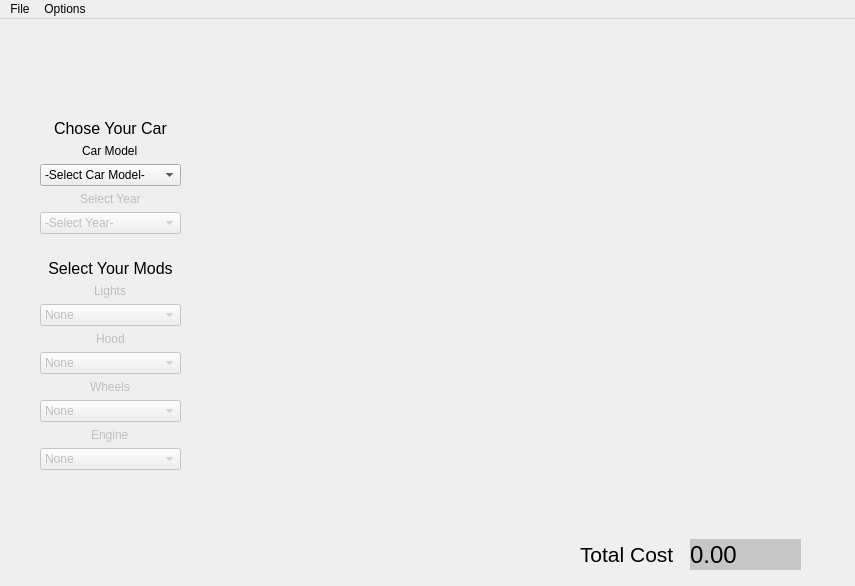
NabiNee/CarModApp, file CarModSoftware/projects.ui: the form before one commit.
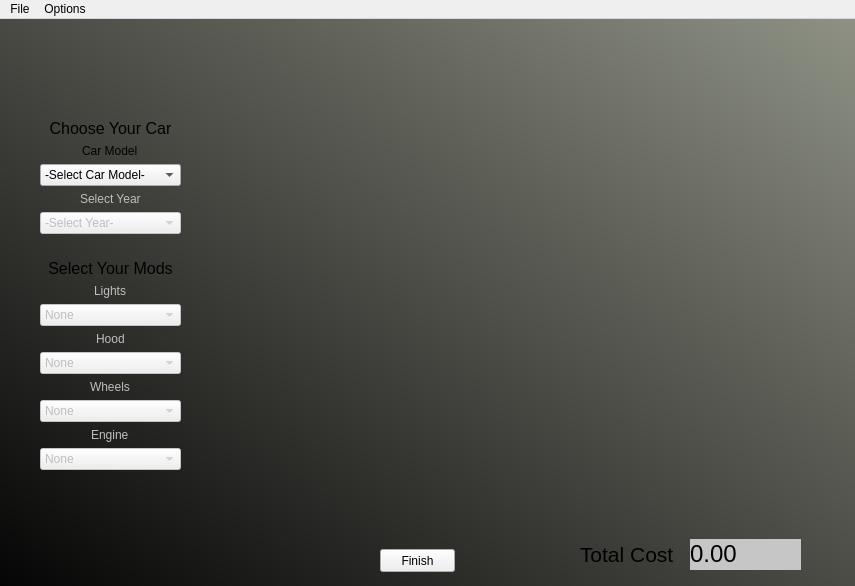
The form after the commit. Icons and pictures are not drawn.

Diff of the .ui file:
```diff
--- a/CarModSoftware/projects.ui
+++ b/CarModSoftware/projects.ui
@@ -26,7 +26,9 @@
    <string>MainWindow</string>
   </property>
   <property name="styleSheet">
-   <string notr="true"/>
+   <string notr="true">QMainWindow{
+background-color: qlineargradient(spread:pad, x1:0, y1:1, x2:1, y2:0, stop:0 rgba(5, 5, 5, 255), stop:1 rgba(144, 147, 134, 255));
+}</string>
   </property>
   <property name="tabShape">
    <enum>QTabWidget::Rounded</enum>
@@ -53,7 +55,7 @@
        <item>
         <widget class="QLabel" name="label_7">
          <property name="text">
-          <string>&lt;html&gt;&lt;head/&gt;&lt;body&gt;&lt;p align=&quot;center&quot;&gt;&lt;span style=&quot; font-size:12pt;&quot;&gt;Chose Your Car&lt;/span&gt;&lt;/p&gt;&lt;/body&gt;&lt;/html&gt;</string>
+          <string>&lt;html&gt;&lt;head/&gt;&lt;body&gt;&lt;p align=&quot;center&quot;&gt;&lt;span style=&quot; font-size:12pt;&quot;&gt;Choose Your Car&lt;/span&gt;&lt;/p&gt;&lt;/body&gt;&lt;/html&gt;</string>
          </property>
         </widget>
        </item>
@@ -306,6 +308,9 @@
     </property>
    </widget>
    <widget class="QLabel" name="calcDisplay">
+    <property name="enabled">
+     <bool>true</bool>
+    </property>
     <property name="geometry">
      <rect>
       <x>690</x>
@@ -327,6 +332,41 @@
     <property name="text">
      <string>0.00</string>
     </property>
+    <property name="textInteractionFlags">
+     <set>Qt::LinksAccessibleByMouse|Qt::TextSelectableByMouse</set>
+    </property>
+   </widget>
+   <widget class="QPushButton" name="finishButton">
+    <property name="geometry">
+     <rect>
+      <x>380</x>
+      <y>530</y>
+      <width>75</width>
+      <height>23</height>
+     </rect>
+    </property>
+    <property name="text">
+     <string>Finish</string>
+    </property>
+   </widget>
+   <widget class="QLabel" name="label_9">
+    <property name="geometry">
+     <rect>
+      <x>220</x>
+      <y>40</y>
+      <width>611</width>
+      <height>471</height>
+     </rect>
+    </property>
+    <property name="text">
+     <string/>
+    </property>
+    <property name="pixmap">
+     <pixmap resource="resources.qrc">:/Photos/defaultcar.png</pixmap>
+    </property>
+    <property name="scaledContents">
+     <bool>true</bool>
+    </property>
    </widget>
   </widget>
   <widget class="QMenuBar" name="menubar">
```
Left out of the diff: 21 changed lines with no effect on the pictures.
